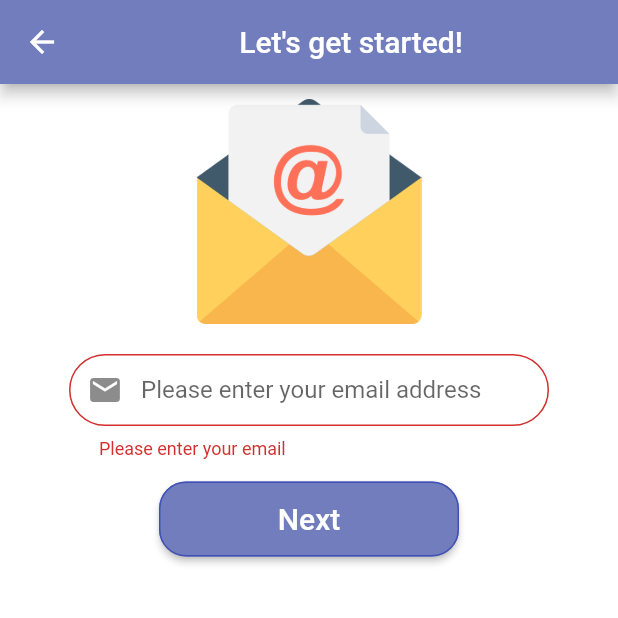
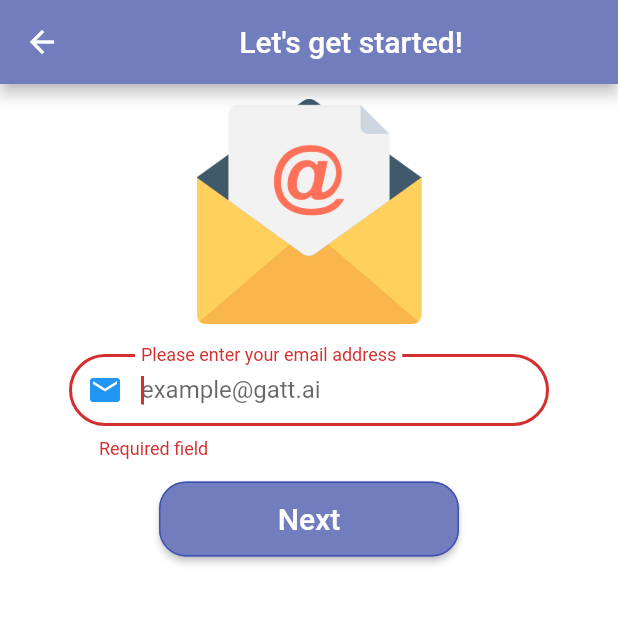
Before and after one commit to GattaiTeam/bochito, a Flutter app: the SignUpEmail screen opened directly, after a tap on "Next", on a phone screen of 412 x 824 dp, the top half of it. Run offline on Flutter 3.47's test engine with Material 2 defaults, Android fonts, the phone set to English and light mode, and no system bars; our stand-ins replace avatar_glow, flutter_staggered_animations, pinput; missing offline and left inert: flutter_country_picker, imagebutton.

Commit message:
Called validator function in many forms

```diff
--- a/lib/src/widgets/SignUp_EmailForm.dart
+++ b/lib/src/widgets/SignUp_EmailForm.dart
@@ -23,6 +23,7 @@ class EmailFormState extends State<EmailForm>{
           Container(
             width: 320.0,
             child: TextFormField(
+              autofocus: true,
               keyboardType: TextInputType.emailAddress,
               decoration: InputDecoration(
                 fillColor: Colors.white,
@@ -35,7 +36,7 @@ class EmailFormState extends State<EmailForm>{
                 ),
                 contentPadding: EdgeInsets.fromLTRB(20.0, 10.0, 20.0, 10.0)),
               validator: (value){
-                return validateEmail(value);
+                return validator(value, 'email');
               }
               ,
             ),
@@ -71,19 +72,4 @@ class EmailFormState extends State<EmailForm>{
       )
     );
   }
-
-  validateEmail(email){
-
-    if (email.isEmpty) {
-      return "Please enter your email";
-    }
-    bool validEmail = isEmail(email);
-    if (validEmail){
-      return null; // Returns that the form is valid, null is used so nothing is displayed on the tooltip
-    }
-    return "Please enter a valid email";
-  }
-
-
-
 }
```
Also changed, not shown: lib/src/screens/Login_Email.dart (+6 -2 lines).
